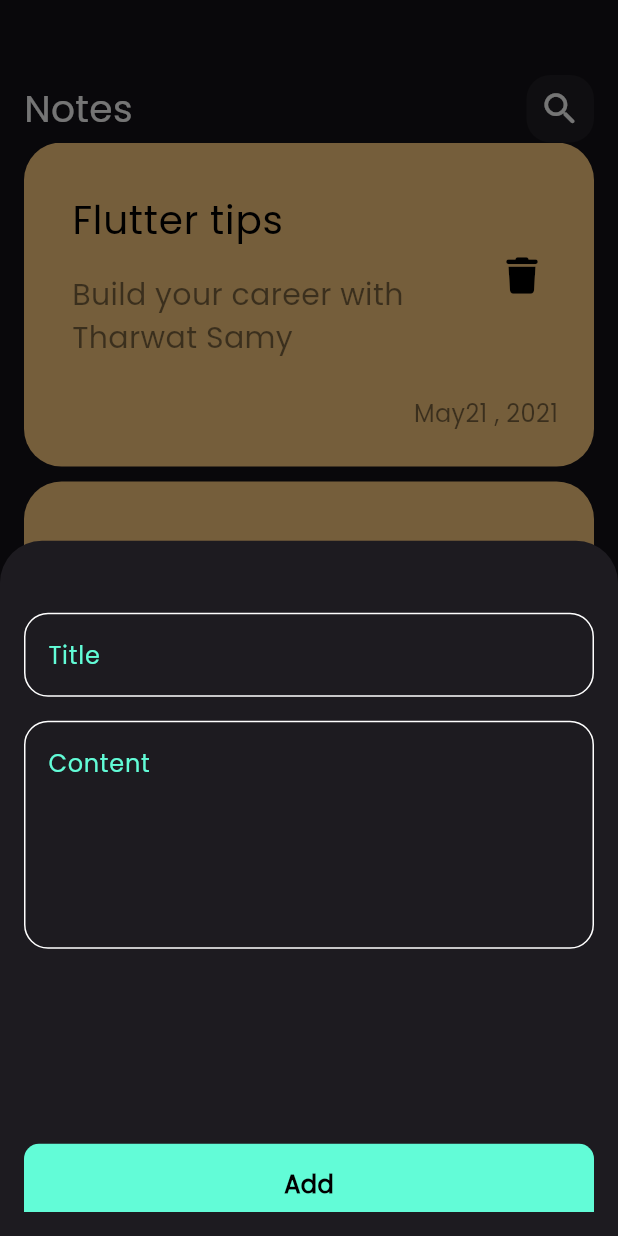
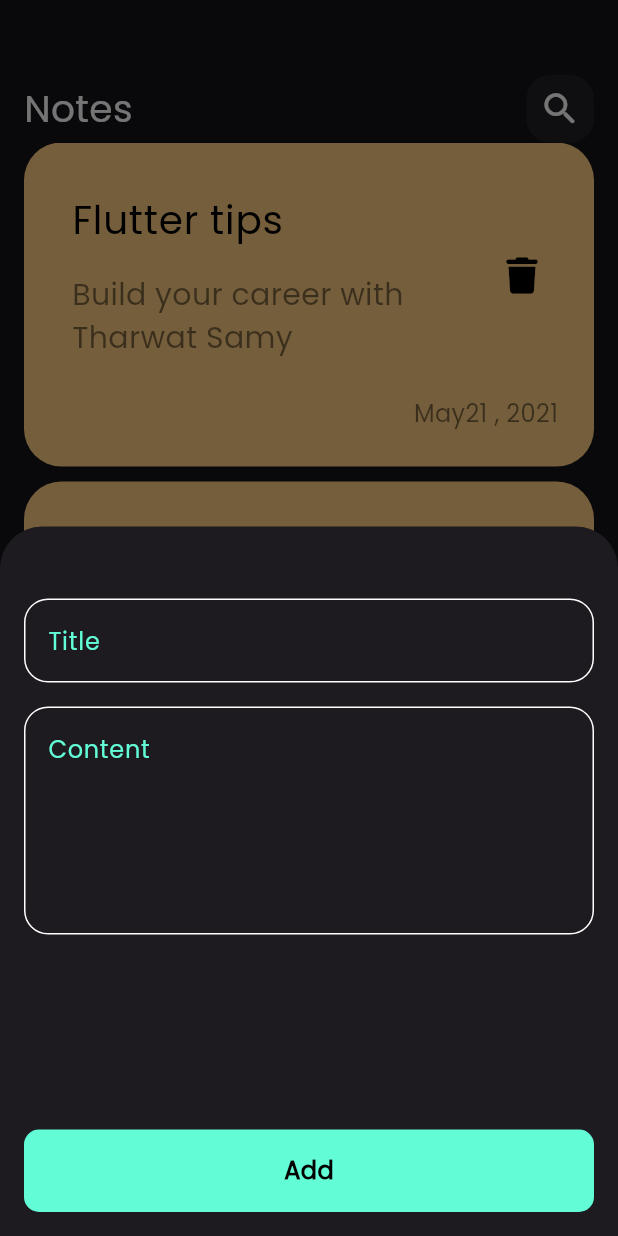
Before and after one commit to aya446/notes_app, a Flutter app: the screen it shows after launch, after a tap on the "add" icon, on a phone screen of 412 x 824 dp. Run offline on Flutter 3.47's test engine with Material 3 defaults, Android fonts, the phone set to English and light mode, and no system bars; our stand-ins replace bloc, flutter_bloc, font_awesome_flutter, hive, hive_flutter; accounts and stored records are empty.

Commit message:
fix keybord problem and create notes state

```diff
--- a/lib/views/notes_view.dart
+++ b/lib/views/notes_view.dart
@@ -12,6 +12,7 @@ class NotesView extends StatelessWidget {
       floatingActionButton: FloatingActionButton(
         onPressed: () {
           showModalBottomSheet(
+            isScrollControlled: true ,
             context: context,
             builder: (context) {
               return const AddNoteBottomSheet();
--- a/lib/widgets/add_note_bottom_sheet.dart
+++ b/lib/widgets/add_note_bottom_sheet.dart
@@ -23,8 +23,12 @@ class AddNoteBottomSheet extends StatelessWidget {
           },
           builder: (BuildContext context, AddNoteState state) {
             return AbsorbPointer(
-              absorbing: state is AddNoteLoading? true : false ,
-              child: const SingleChildScrollView(child: AddNoteForm()));
+              absorbing: state is AddNoteLoading ? true : false,
+              child: Padding(
+                padding: EdgeInsets.only(bottom:MediaQuery.of(context).viewInsets.bottom ),
+                child: const SingleChildScrollView(child: AddNoteForm()),
+              ),
+            );
           },
         ),
       ),
```
Also changed, not shown: lib/cubits/cubit/notes_cubit.dart (added, +9 -0 lines), lib/cubits/cubit/notes_state.dart (added, +19 -0 lines).
